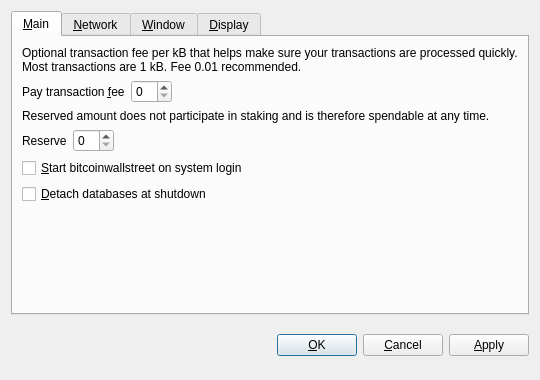
This is qt/forms/optionsdialog.ui in bitcoinallstreet/bws as Qt 5 draws it before an edit. The edited form follows.
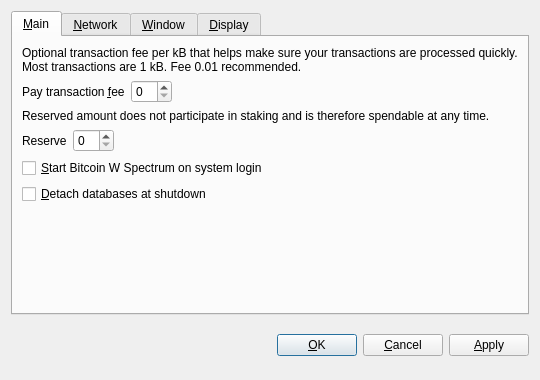
This is the edited form. Custom widgets are drawn as their Qt base class.

```diff
--- a/qt/forms/optionsdialog.ui
+++ b/qt/forms/optionsdialog.ui
@@ -128,7 +128,7 @@
           <string>Automatically start bitcoinwallstreet after logging in to the system.</string>
          </property>
          <property name="text">
-          <string>&amp;Start bitcoinwallstreet on system login</string>
+          <string>&amp;Start Bitcoin W Spectrum on system login</string>
          </property>
         </widget>
        </item>
```
Left out of the diff: 10 changed lines with no effect on the pictures.
